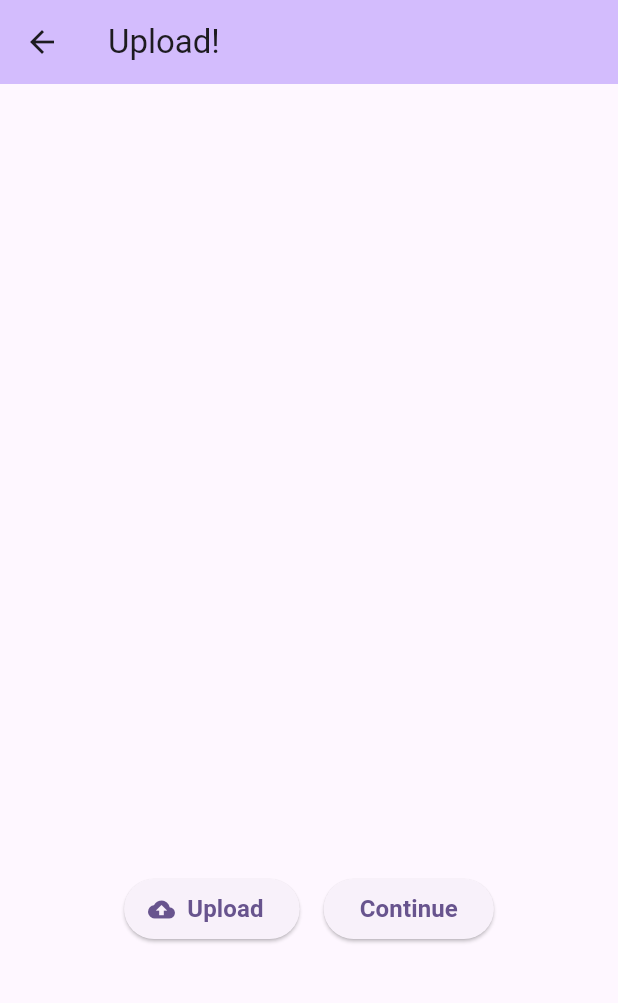
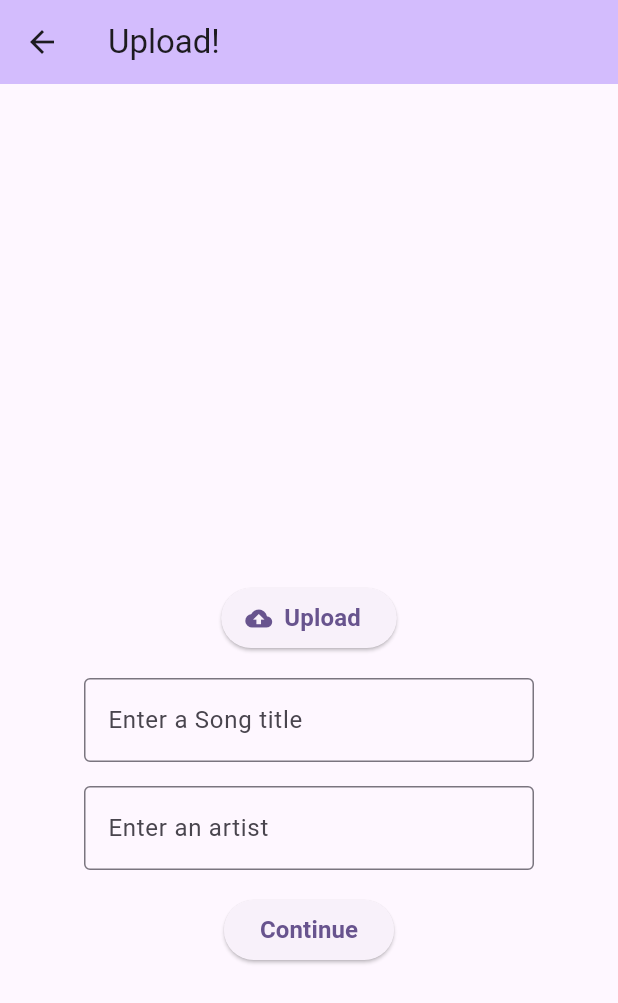
Before and after one commit to WatsonK98/whatahoot2, a Flutter app: the UploadPage screen opened directly, after a tap on "Continue", on a phone screen of 412 x 824 dp. Shown: the top 1003 px of the screen. Run offline on Flutter 3.47's test engine with Material 3 defaults, Android fonts, the phone set to English and light mode, and no system bars; our stand-ins replace firebase_auth, firebase_core, firebase_database, firebase_storage, image_picker, qr_flutter and 1 more; missing offline and left inert: firebase_app_check, qr_code_scanner; accounts and stored records are empty.

Commit message:
fixed vibe upload integration

```diff
--- a/lib/pages/whatavibe/upload.dart
+++ b/lib/pages/whatavibe/upload.dart
@@ -18,8 +18,64 @@ class UploadPage extends StatefulWidget {
 
 class _UploadPageState extends State<UploadPage> {
   final Future<SharedPreferences> _prefs = SharedPreferences.getInstance();
+  final TextEditingController _titleController = TextEditingController();
+  final TextEditingController _artistController = TextEditingController();
   final Completer<void> _uploadCompleter = Completer<void>();
   static File? _imageFile;
+
+  ///Check if the last page was vote then remove captions and the image
+  Future<void> _hostOps() async {
+    SharedPreferences prefs = await _prefs;
+
+    String? serverId = prefs.getString('joinCode');
+    String? userId = prefs.getString('userId');
+
+    DatabaseReference serverRef = FirebaseDatabase.instance.ref().child(serverId!);
+
+    final hostRef = serverRef.child('players/$userId/host');
+    final snapshot = await hostRef.get();
+
+    final gameStageRef = serverRef.child('gameStage');
+    final stageFour = await gameStageRef.get();
+    if (stageFour.value == 3) {
+      if (snapshot.value == true) {
+        await _removeImage();
+        await _removeCaption();
+      }
+    }
+  }
+
+  ///Remove the image from storage
+  Future<void> _removeImage() async {
+    SharedPreferences prefs = await _prefs;
+
+    String? serverId = prefs.getString('joinCode');
+
+    final storageRef = FirebaseStorage.instance.ref();
+    var imageRef = storageRef.child('$serverId');
+    final ListResult result = await imageRef.listAll();
+
+    if (result.items.isNotEmpty) {
+      final Reference firstImage = result.items.first;
+
+      String imageName = firstImage.name;
+      await prefs.setString('imageName', imageName);
+
+      imageRef = storageRef.child('$serverId/$imageName');
+      await imageRef.delete();
+    }
+  }
+
+  ///Remove the captions to start fresh for the next image
+  Future<void> _removeCaption() async {
+    SharedPreferences prefs = await _prefs;
+
+    String? serverId = prefs.getString('joinCode');
+    String? imageName = prefs.getString('imageName');
+
+    DatabaseReference captionRef = FirebaseDatabase.instance.ref().child('$serverId/captions/$imageName');
+    captionRef.remove();
+  }
 
   ///Get image from device
   Future<void> _getImage() async {
@@ -40,6 +96,7 @@ class _UploadPageState extends State<UploadPage> {
 
     String? serverId = prefs.getString('joinCode');
     String? fileName = _imageFile?.path.split('/').last;
+    fileName = fileName?.replaceRange((fileName.length-4), (fileName.length), '');
 
     final imageRef = FirebaseStorage.instance.ref().child('$serverId/$fileName');
     UploadTask task = imageRef.putFile(_imageFile!);
@@ -48,6 +105,21 @@ class _UploadPageState extends State<UploadPage> {
         _uploadCompleter.complete();
       }
     });
+  }
+
+  Future<void> _setCaption() async {
+    SharedPreferences prefs = await _prefs;
+
+    String? serverId = prefs.getString('joinCode');
+    String? fileName = _imageFile?.path.split('/').last;
+    fileName = fileName?.replaceRange((fileName.length-4), (fileName.length), '');
+
+    DatabaseReference captionRef = FirebaseDatabase.instance.ref().child('$serverId/captions/$fileName');
+    captionRef.set({
+      'title': _titleController.text,
+      'artist': _artistController.text
+    });
+    await _updatePlayerReady();
   }
 
   ///Update the players ready state
@@ -131,13 +203,30 @@ class _UploadPageState extends State<UploadPage> {
   }
 
   @override
+  void initState () {
+    super.initState();
+    _hostOps().then((_) {
+      _getImage();
+    });
+  }
+
+  @override
+  void dispose() {
+    _titleController.dispose();
+    _artistController.dispose();
+    _imageFile?.delete();
+    super.dispose();
+  }
+
+  @override
   Widget build(BuildContext context) {
     return Scaffold(
       appBar: AppBar(
         backgroundColor: Theme.of(context).colorScheme.inversePrimary,
         title: const Text('Upload!'),
       ),
-      body: Center(
+      body: SingleChildScrollView(
+        child: Center(
           child: Column(
             mainAxisAlignment: MainAxisAlignment.center,
             children: <Widget>[
@@ -153,15 +242,11 @@ class _UploadPageState extends State<UploadPage> {
                     : Container(height: 300),
               ),
               const SizedBox(height: 16),
-            Row(
-              mainAxisAlignment: MainAxisAlignment.center,
-              children: <Widget>[
               ElevatedButton.icon(
                   onPressed: () async {
                     if(!_uploadCompleter.isCompleted){
                       await _getImage();
                       await _uploadImage();
-                        await _updatePlayerReady();
                     } else {
                       null;
                     }
@@ -169,20 +254,42 @@ class _UploadPageState extends State<UploadPage> {
                   icon: const Icon(Icons.cloud_upload),
                   label: const Text('Upload', style: TextStyle(fontSize: 16, fontWeight: FontWeight.bold))
               ),
-                const SizedBox(width: 16),
+              const SizedBox(height: 16),
+              SizedBox(
+                width: 300,
+                child: TextField(
+                  controller: _titleController,
+                  decoration: const InputDecoration(
+                    border: OutlineInputBorder(),
+                    hintText: 'Enter a Song title',
+                  ),
+                ),
+              ),
+              const SizedBox(height: 16),
+              SizedBox(
+                width: 300,
+                child: TextField(
+                  controller: _artistController,
+                  decoration: const InputDecoration(
+                    border: OutlineInputBorder(),
+                    hintText: 'Enter an artist',
+                  ),
+                ),
+              ),
+              const SizedBox(height: 16),
               ElevatedButton(
                   onPressed: () async {
-                      if (_imageFile != null && _uploadCompleter.isCompleted) {
+                    if (_imageFile != null && _uploadCompleter.isCompleted && _titleController.text.isNotEmpty && _artistController.text.isNotEmpty) {
+                      await _setCaption();
                       await _isHost();
                     }
                   },
                   child: const Text('Continue', style: TextStyle(fontSize: 16, fontWeight: FontWeight.bold))
               ),
             ],
-            )
-          ],
           ),
         ),
+      )
     );
   }
 }
```
Lines whose indentation alone changed are shown as unchanged.
